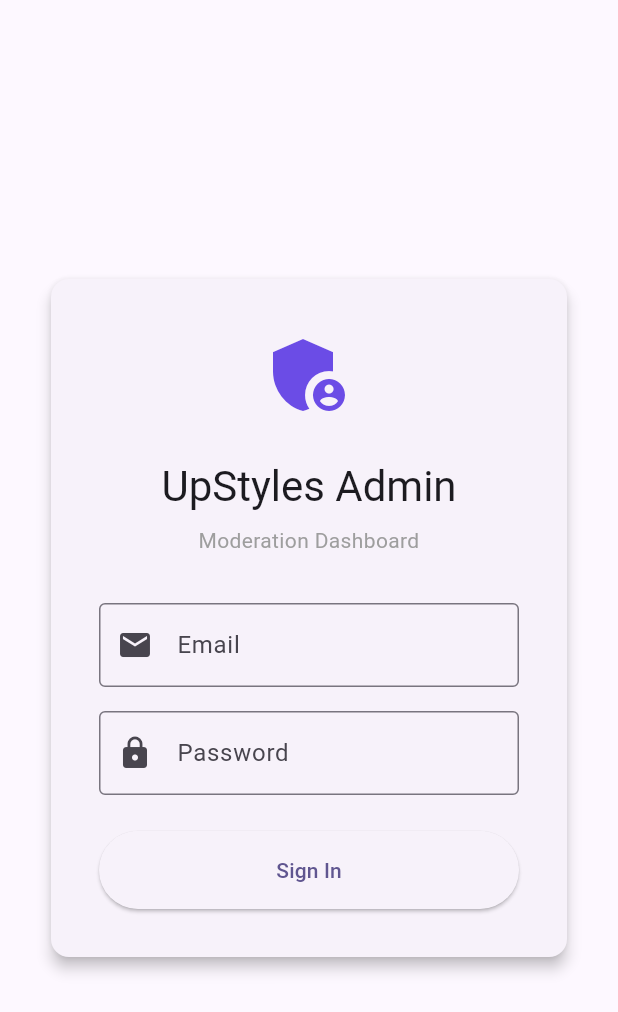
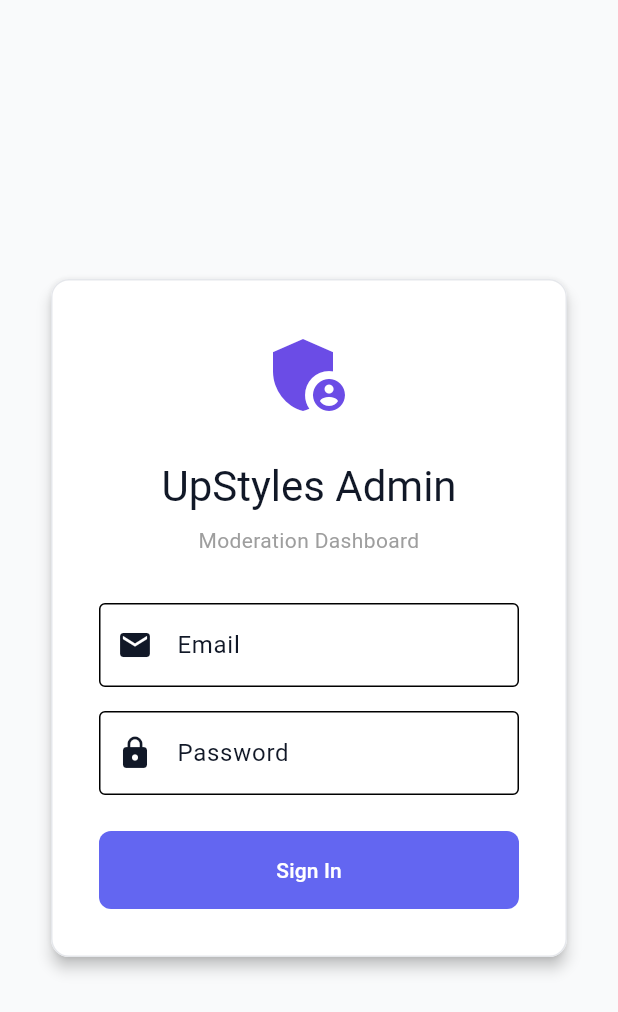
Before and after one commit to upstyles/upstyles-admin, a Flutter app: the screen it shows after launch, on a phone screen of 412 x 824 dp. Shown: the top 1012 px of the screen. Run offline on Flutter 3.47's test engine with Material 3 defaults, Android fonts, the light colour scheme and no system bars; our stand-ins replace cloud_firestore, firebase_auth, firebase_core, go_router; accounts and stored records are empty.

Commit message:
feat: Add modern theme system to admin dashboard
Created comprehensive theme system:
- Modern color palette (Indigo/Purple/Pink accents)
- Consistent spacing, typography, and design tokens
- Card, button, and input theming
- Success/warning/error color system
- Applied Material 3 design principles

Dashboard now has professional, cohesive styling.
Backend moderation APIs are complete and deployed.
Frontend UI screens use existing user management tab.

```diff
--- a/lib/main.dart
+++ b/lib/main.dart
@@ -5,6 +5,7 @@ import 'package:provider/provider.dart';
 
 import 'src/screens/auth/login_screen.dart';
 import 'src/screens/dashboard/dashboard_screen.dart';
+import 'src/theme/app_theme.dart';
 
 void main() async {
   WidgetsFlutterBinding.ensureInitialized();
@@ -36,17 +37,7 @@ class UpStylesAdminApp extends StatelessWidget {
       child: MaterialApp.router(
         title: 'UpStyles Admin',
         debugShowCheckedModeBanner: false,
-        theme: ThemeData(
-          colorScheme: ColorScheme.fromSeed(
-            seedColor: const Color(0xFF6B4CE6),
-            brightness: Brightness.light,
-          ),
-          useMaterial3: true,
-          appBarTheme: const AppBarTheme(
-            centerTitle: false,
-            elevation: 0,
-          ),
-        ),
+        theme: AppTheme.lightTheme,
         routerConfig: _router,
       ),
     );
--- /dev/null
+++ b/lib/src/theme/app_theme.dart
@@ -0,0 +1,72 @@
+import 'package:flutter/material.dart';
+
+class AppTheme {
+  // Color Palette
+  static const Color primaryColor = Color(0xFF6366F1); // Indigo
+  static const Color primaryDark = Color(0xFF4F46E5);
+  static const Color primaryLight = Color(0xFF818CF8);
+
+  static const Color secondaryColor = Color(0xFF8B5CF6); // Purple
+  static const Color accentColor = Color(0xFFEC4899); // Pink
+
+  static const Color successColor = Color(0xFF10B981);
+  static const Color warningColor = Color(0xFFF59E0B);
+  static const Color errorColor = Color(0xFFEF4444);
+  static const Color infoColor = Color(0xFF3B82F6);
+
+  static const Color backgroundColor = Color(0xFFF9FAFB);
+  static const Color surfaceColor = Colors.white;
+  static const Color cardColor = Colors.white;
+
+  static const Color textPrimary = Color(0xFF111827);
+  static const Color textSecondary = Color(0xFF6B7280);
+  static const Color textTertiary = Color(0xFF9CA3AF);
+
+  static const Color borderColor = Color(0xFFE5E7EB);
+  static const Color dividerColor = Color(0xFFE5E7EB);
+
+  static ThemeData get lightTheme {
+    return ThemeData(
+      useMaterial3: true,
+      colorScheme: ColorScheme.light(
+        primary: primaryColor,
+        secondary: secondaryColor,
+        surface: surfaceColor,
+        error: errorColor,
+        onPrimary: Colors.white,
+        onSecondary: Colors.white,
+        onSurface: textPrimary,
+        onError: Colors.white,
+      ),
+      scaffoldBackgroundColor: backgroundColor,
+      appBarTheme: const AppBarTheme(
+        backgroundColor: surfaceColor,
+        foregroundColor: textPrimary,
+        elevation: 0,
+        centerTitle: false,
+        titleTextStyle: TextStyle(
+          color: textPrimary,
+          fontSize: 20,
+          fontWeight: FontWeight.w600,
+        ),
+      ),
+      cardTheme: CardThemeData(
+        color: cardColor,
+        elevation: 0,
+        shape: RoundedRectangleBorder(
+          borderRadius: BorderRadius.circular(12),
+          side: const BorderSide(color: borderColor, width: 1),
+        ),
+      ),
+      elevatedButtonTheme: ElevatedButtonThemeData(
+        style: ElevatedButton.styleFrom(
+          backgroundColor: primaryColor,
+          foregroundColor: Colors.white,
+          elevation: 0,
+          padding: const EdgeInsets.symmetric(horizontal: 24, vertical: 12),
+          shape: RoundedRectangleBorder(borderRadius: BorderRadius.circular(8)),
+        ),
+      ),
+    );
+  }
+}
```
Also changed, not shown: lib/src/models/user_item.dart (added, +111 -0 lines), 1 other file.
